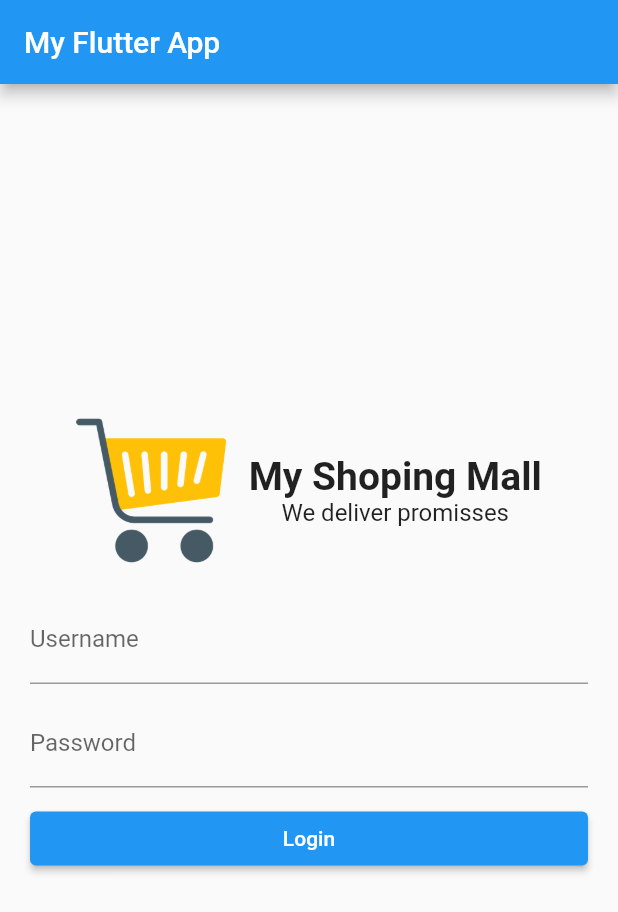
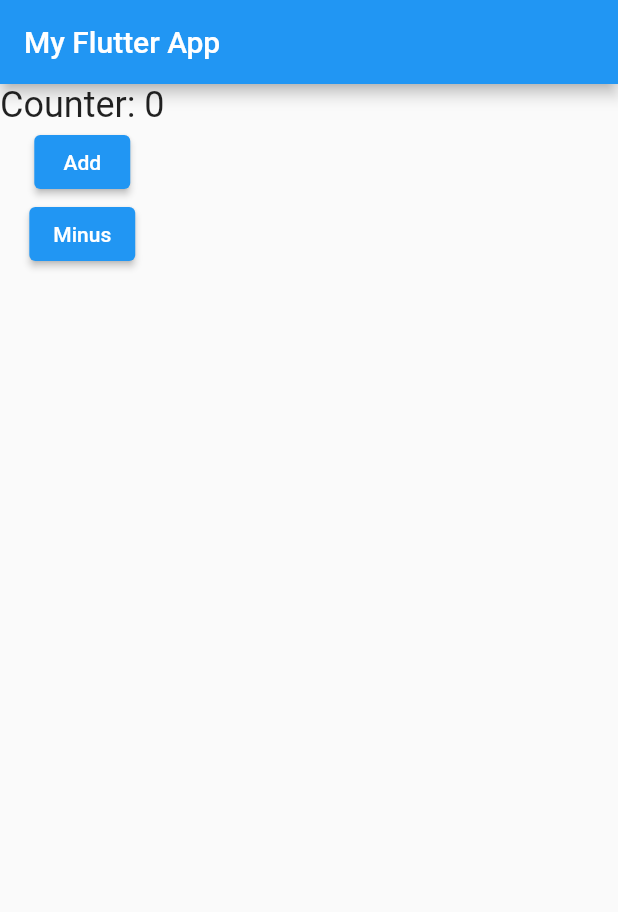
Before and after one commit to shariq93/SBBU-trauning, a Flutter app: the screen it shows after launch, on a phone screen of 412 x 824 dp. Shown: the top 912 px of the screen. Run offline on Flutter 3.47's test engine with Material 2 defaults, Android fonts, the phone set to English and light mode, and no system bars.

```diff
--- a/lib/main.dart
+++ b/lib/main.dart
@@ -4,84 +4,46 @@ void main() {
   runApp(MyApp());
 }
 
-class MyApp extends StatelessWidget {
+class MyApp extends StatefulWidget {
   @override
-  Widget build(BuildContext context) {
+  State<StatefulWidget> createState() {
+    return _MyAppState();
+  }
+}
+
+class _MyAppState extends State<MyApp> {
+  int counter = 0;
+  @override
+  Widget build(Object context) {
     return MaterialApp(
       home: Scaffold(
           appBar: AppBar(
             title: Text("My Flutter App"),
           ),
           body: Column(
-          mainAxisAlignment: MainAxisAlignment.center,
-          children: [
-
-            Row(
-              mainAxisAlignment: MainAxisAlignment.center,
-              children: [
-                Image.asset(
-                  "assets/images/carts.png",
-                  width: 100,
-                  height: 100,
-                ),
-                SizedBox(
-                  width: 15,
-                ),
-                Column(
             children: [
               Text(
-                      "My Shoping Mall",
-                      style:
-                          TextStyle(fontSize: 26, fontWeight: FontWeight.bold),
+                "Counter: $counter",
+                style: const TextStyle(fontSize: 24),
               ),
-                    Text(
-                      "We deliver promisses",
-                      style: TextStyle(
-                        fontSize: 16,
+              ElevatedButton(
+                onPressed: () {
+                  setState(() {
+                      counter++;
+                  });
+                },
+                child: Text("Add"),
               ),
-                    )
-                  ],
-                )
-              ],
-            ),
-            Container(
-              padding: EdgeInsets.all(20),
-              child: Column(
-                children: [
-                  TextFormField(
-                    decoration: const InputDecoration(
-                      labelText: "Username",
-                      hintText: 'Enter your username',
-                    ),
-                  ),
-                  SizedBox(
-                    height: 10,
-                  ),
-                  TextFormField(
-                    decoration: const InputDecoration(
-                      labelText: "Password",
-                      hintText: 'Enter your password',
-                    ),
-                  ),
-                  SizedBox(
-                    height: 10,
-                  ),
-                  Row(
-                    children: [
-                      Expanded(
-                        child: ElevatedButton(
-                          onPressed: () {},
-                          child: Text("Login"),
-                        ),
+              ElevatedButton(
+                onPressed: () {
+                  setState(() {
+                      counter--;
+                  });
+                },
+                child: Text("Minus"),
               ),
             ],
-                  )
-                ],
-              ),
-            )
-          ],
-        ),
-      ),
+          )),
     );
   }
 }
```
Lines whose indentation alone changed are shown as unchanged.
